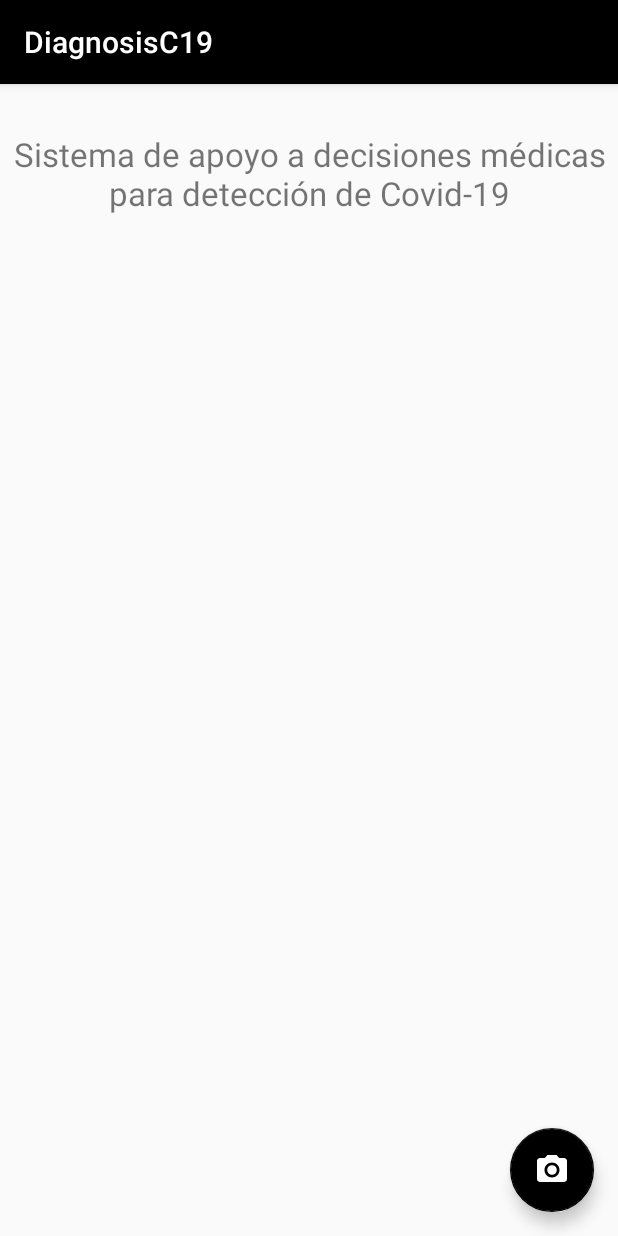
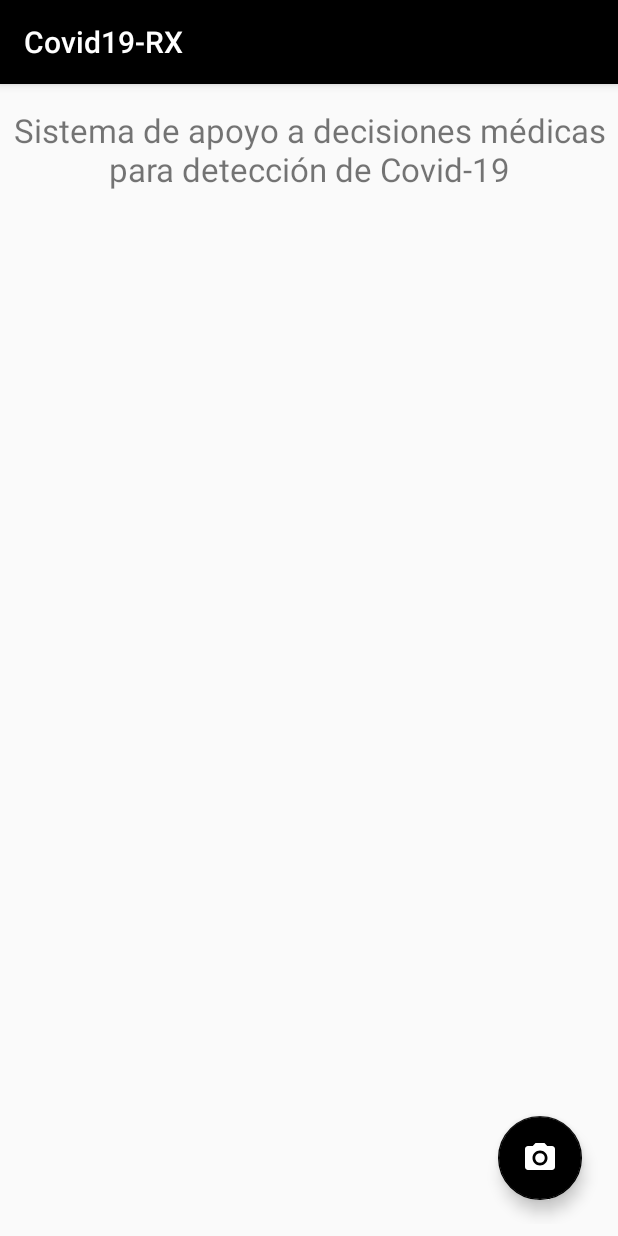
Before and after one commit to VIVAMED/DiagnosisC19, an Android app: the screen it shows after launch (MainActivity), on a phone screen of 412 x 824 dp. Run offline under Robolectric (Android 15) with nearby library versions, the phone set to English and light mode, and no system bars; libraries missing offline, so code that uses them is left out: com.opensooq.supernova, org.pytorch, org.pytorch.torchvision; 1 statement that could not run was skipped.

```diff
--- a/app/src/main/res/layout/activity_main.xml
+++ b/app/src/main/res/layout/activity_main.xml
@@ -4,6 +4,7 @@
     xmlns:tools="http://schemas.android.com/tools"
     android:layout_width="match_parent"
     android:layout_height="match_parent"
+    android:layout_margin="8dp"
     tools:context=".MainActivity">
 
     <TextView
@@ -11,7 +12,7 @@
         android:layout_width="wrap_content"
         android:layout_height="wrap_content"
         android:layout_marginStart="16dp"
-        android:layout_marginTop="32dp"
+        android:layout_marginTop="8dp"
         android:layout_marginEnd="16dp"
         android:gravity="center"
         android:text="@string/title_message"
--- a/app/src/main/res/values/strings.xml
+++ b/app/src/main/res/values/strings.xml
@@ -1,5 +1,5 @@
 <resources>
-    <string name="app_name">DiagnosisC19</string>
+    <string name="app_name">Covid19-RX</string>
     <string name="action_settings">Settings</string>
     <!-- Strings used for fragments for navigation -->
     <string name="first_fragment_label">First Fragment</string>
```
